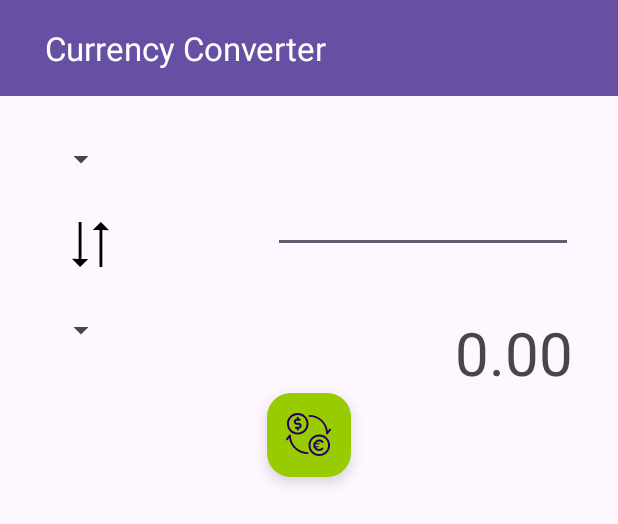
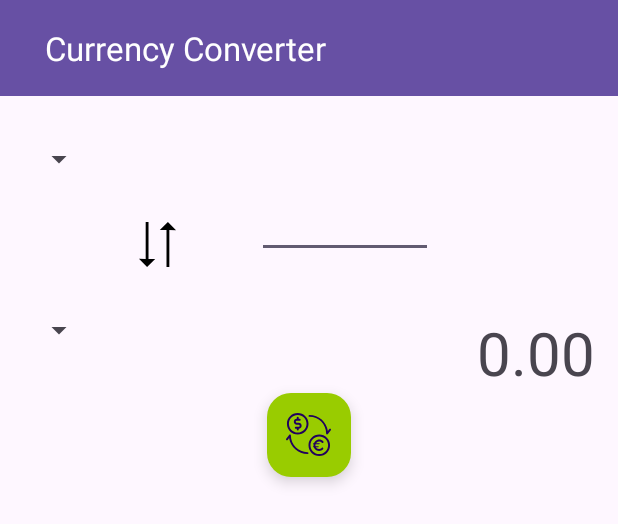
Before and after one commit to alxmtzr/CurrencyConverter, an Android app: the layout activity_main.xml on its own in the app's theme, with its tools: preview values and no code run, on a phone screen of 412 x 824 dp. Shown: the top 524 px of the screen. Run offline under Robolectric (Android 15) with nearby library versions, the phone set to English and light mode, and no system bars.

```diff
--- a/app/src/main/res/layout/activity_main.xml
+++ b/app/src/main/res/layout/activity_main.xml
@@ -23,19 +23,20 @@
         android:layout_width="0dp"
         android:layout_height="wrap_content"
         android:layout_marginTop="30dp"
-        android:layout_marginStart="30dp"
+        android:layout_marginStart="15dp"
         app:layout_constraintStart_toStartOf="parent"
         app:layout_constraintTop_toBottomOf="@+id/toolbar" />
 
     <EditText
         android:id="@+id/edit_text_from_value"
-        android:layout_width="200dp"
-        android:layout_height="wrap_content"
+        android:layout_width="117dp"
+        android:layout_height="78dp"
+        android:layout_marginTop="30dp"
+        android:layout_marginEnd="15dp"
         android:inputType="numberDecimal"
         android:textSize="40dp"
-        android:layout_marginTop="30dp"
-        android:layout_marginEnd="30dp"
         app:layout_constraintEnd_toEndOf="parent"
+        app:layout_constraintStart_toEndOf="@+id/spinner_from_value"
         app:layout_constraintTop_toBottomOf="@+id/toolbar" />
 
     <ImageView
@@ -43,7 +44,7 @@
         android:layout_width="30dp"
         android:layout_height="30dp"
         android:layout_marginTop="30dp"
-        android:layout_marginStart="45dp"
+        android:layout_marginStart="90dp"
         app:layout_constraintStart_toStartOf="parent"
         app:layout_constraintTop_toBottomOf="@+id/spinner_from_value"
         app:srcCompat="@drawable/exchange" />
@@ -53,7 +54,7 @@
         android:layout_width="0dp"
         android:layout_height="wrap_content"
         android:layout_marginTop="30dp"
-        android:layout_marginStart="30dp"
+        android:layout_marginStart="15dp"
         app:layout_constraintStart_toStartOf="parent"
         app:layout_constraintTop_toBottomOf="@+id/imageView2" />
 
@@ -64,7 +65,7 @@
         android:text="@string/to_value_default_text"
         android:textSize="40dp"
         android:layout_marginTop="30dp"
-        android:layout_marginEnd="30dp"
+        android:layout_marginEnd="15dp"
         app:layout_constraintEnd_toEndOf="parent"
         app:layout_constraintTop_toBottomOf="@+id/imageView2" />
 
--- a/app/src/main/res/layout/list_view_item.xml
+++ b/app/src/main/res/layout/list_view_item.xml
@@ -12,6 +12,7 @@
         android:textSize="20dp"
         android:layout_weight="1"
         android:layout_marginStart="30dp"
+        android:layout_marginEnd="10dp"
         android:layout_marginTop="10dp"
         android:layout_marginBottom="20dp"
         android:text="currency" />
```
Also changed, not shown: app/src/main/AndroidManifest.xml (+8 -8 lines), app/src/main/java/de/alxmtzr/currencyconverter/CurrencyListActivity.java (+0 -9 lines), app/src/main/java/de/alxmtzr/currencyconverter/MainActivity.java (+16 -2 lines).
